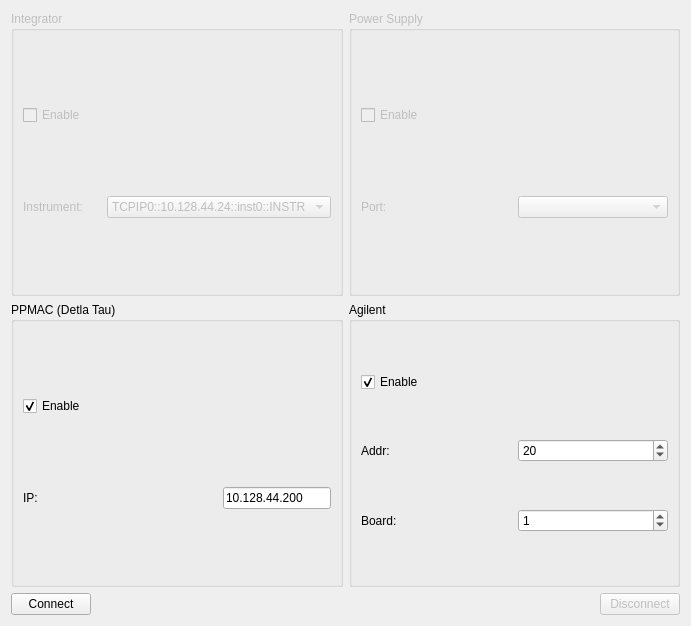
lnls-ima/flip-coil-control, file flipcoil/gui/ui/connectionwidget.ui: the form before one commit.
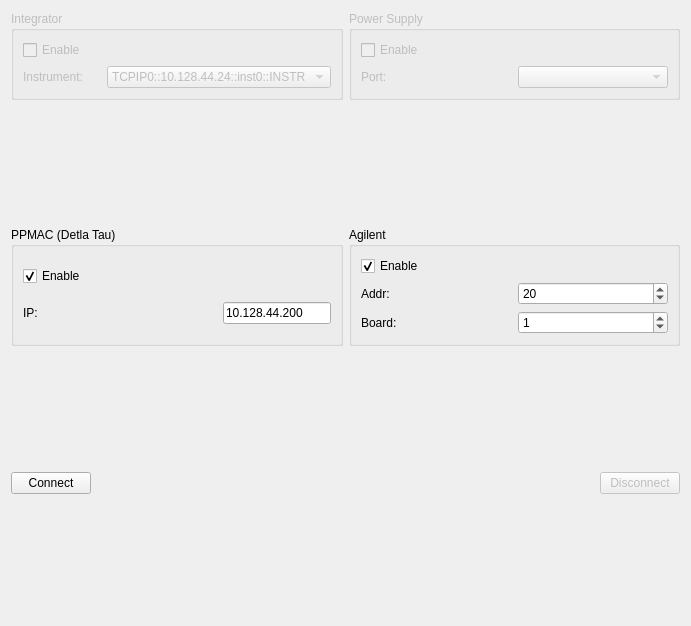
The form after the commit.

Diff of the .ui file:
```diff
--- a/flipcoil/gui/ui/connectionwidget.ui
+++ b/flipcoil/gui/ui/connectionwidget.ui
@@ -14,6 +14,53 @@
    <string>Form</string>
   </property>
   <layout class="QGridLayout" name="gridLayout_2">
+   <item row="2" column="1">
+    <widget class="QGroupBox" name="groupBox_3">
+     <property name="title">
+      <string>Agilent</string>
+     </property>
+     <layout class="QGridLayout" name="gridLayout_5">
+      <item row="0" column="0" colspan="2">
+       <widget class="QCheckBox" name="chb_voltimeter_en">
+        <property name="text">
+         <string>Enable</string>
+        </property>
+        <property name="checked">
+         <bool>true</bool>
+        </property>
+       </widget>
+      </item>
+      <item row="1" column="0">
+       <widget class="QLabel" name="label_5">
+        <property name="text">
+         <string>Addr:</string>
+        </property>
+       </widget>
+      </item>
+      <item row="1" column="1">
+       <widget class="QSpinBox" name="sb_agilent_addr">
+        <property name="value">
+         <number>20</number>
+        </property>
+       </widget>
+      </item>
+      <item row="2" column="0">
+       <widget class="QLabel" name="label_6">
+        <property name="text">
+         <string>Board:</string>
+        </property>
+       </widget>
+      </item>
+      <item row="2" column="1">
+       <widget class="QSpinBox" name="sb_agilent_board">
+        <property name="value">
+         <number>1</number>
+        </property>
+       </widget>
+      </item>
+     </layout>
+    </widget>
+   </item>
    <item row="0" column="0">
     <widget class="QGroupBox" name="groupBox">
      <property name="enabled">
@@ -49,36 +96,7 @@
      </layout>
     </widget>
    </item>
-   <item row="0" column="1">
-    <widget class="QGroupBox" name="groupBox_4">
-     <property name="enabled">
-      <bool>false</bool>
-     </property>
-     <property name="title">
-      <string>Power Supply</string>
-     </property>
-     <layout class="QGridLayout" name="gridLayout_3">
-      <item row="0" column="0" colspan="2">
-       <widget class="QCheckBox" name="chb_ps_en">
-        <property name="text">
-         <string>Enable</string>
-        </property>
-       </widget>
-      </item>
-      <item row="1" column="0">
-       <widget class="QLabel" name="label_3">
-        <property name="text">
-         <string>Port:</string>
-        </property>
-       </widget>
-      </item>
-      <item row="1" column="1">
-       <widget class="QComboBox" name="cmb_ps_port"/>
-      </item>
-     </layout>
-    </widget>
-   </item>
-   <item row="1" column="0">
+   <item row="2" column="0">
     <widget class="QGroupBox" name="groupBox_2">
      <property name="title">
       <string>PPMAC (Detla Tau)</string>
@@ -117,54 +135,7 @@
      </layout>
     </widget>
    </item>
-   <item row="1" column="1">
-    <widget class="QGroupBox" name="groupBox_3">
-     <property name="title">
-      <string>Agilent</string>
-     </property>
-     <layout class="QGridLayout" name="gridLayout_5">
-      <item row="0" column="0" colspan="2">
-       <widget class="QCheckBox" name="chb_voltimeter_en">
-        <property name="text">
-         <string>Enable</string>
-        </property>
-        <property name="checked">
-         <bool>true</bool>
-        </property>
-       </widget>
-      </item>
-      <item row="1" column="0">
-       <widget class="QLabel" name="label_5">
-        <property name="text">
-         <string>Addr:</string>
-        </property>
-       </widget>
-      </item>
-      <item row="1" column="1">
-       <widget class="QSpinBox" name="sb_agilent_addr">
-        <property name="value">
-         <number>20</number>
-        </property>
-       </widget>
-      </item>
-      <item row="2" column="0">
-       <widget class="QLabel" name="label_6">
-        <property name="text">
-         <string>Board:</string>
-        </property>
-       </widget>
-      </item>
-      <item row="2" column="1">
-       <widget class="QSpinBox" name="sb_agilent_board">
-        <property name="value">
-         <number>1</number>
-        </property>
-       </widget>
-      </item>
-     </layout>
-    </widget>
-   </item>
-   <item row="2" column="0" colspan="2">
+   <item row="4" column="0" colspan="2">
     <layout class="QHBoxLayout" name="horizontalLayout">
      <item>
       <widget class="QPushButton" name="pbt_connect">
@@ -198,6 +169,74 @@
      </item>
     </layout>
    </item>
+   <item row="1" column="0">
+    <spacer name="verticalSpacer">
+     <property name="orientation">
+      <enum>Qt::Vertical</enum>
+     </property>
+     <property name="sizeHint" stdset="0">
+      <size>
+       <width>20</width>
+       <height>40</height>
+      </size>
+     </property>
+    </spacer>
+   </item>
+   <item row="0" column="1">
+    <widget class="QGroupBox" name="groupBox_4">
+     <property name="enabled">
+      <bool>false</bool>
+     </property>
+     <property name="title">
+      <string>Power Supply</string>
+     </property>
+     <layout class="QGridLayout" name="gridLayout_3">
+      <item row="0" column="0" colspan="2">
+       <widget class="QCheckBox" name="chb_ps_en">
+        <property name="text">
+         <string>Enable</string>
+        </property>
+       </widget>
+      </item>
+      <item row="1" column="0">
+       <widget class="QLabel" name="label_3">
+        <property name="text">
+         <string>Port:</string>
+        </property>
+       </widget>
+      </item>
+      <item row="1" column="1">
+       <widget class="QComboBox" name="cmb_ps_port"/>
+      </item>
+     </layout>
+    </widget>
+   </item>
+   <item row="3" column="0">
+    <spacer name="verticalSpacer_2">
+     <property name="orientation">
+      <enum>Qt::Vertical</enum>
+     </property>
+     <property name="sizeHint" stdset="0">
+      <size>
+       <width>20</width>
+       <height>40</height>
+      </size>
+     </property>
+    </spacer>
+   </item>
+   <item row="5" column="0">
+    <spacer name="verticalSpacer_3">
+     <property name="orientation">
+      <enum>Qt::Vertical</enum>
+     </property>
+     <property name="sizeHint" stdset="0">
+      <size>
+       <width>20</width>
+       <height>40</height>
+      </size>
+     </property>
+    </spacer>
+   </item>
   </layout>
  </widget>
  <resources/>
```
